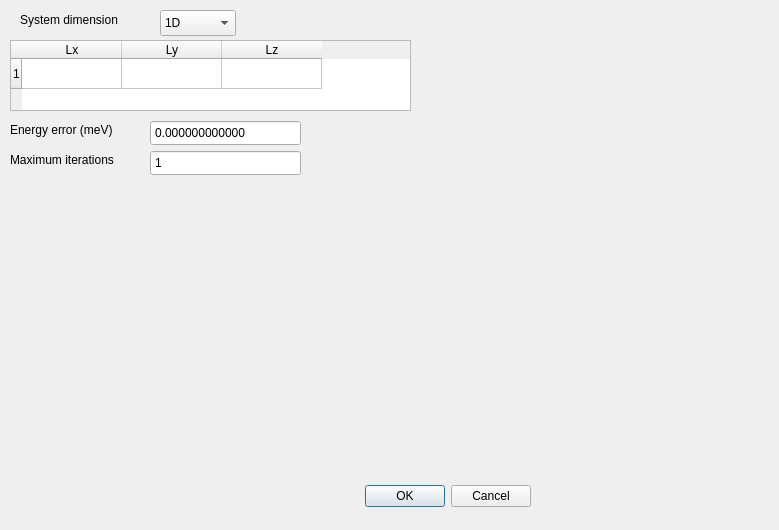
Qt form FaustSpin/FaustSpinGUI/faust_spin_parameters_dialog.ui (MadComputationalPhys2003/Progect_Gonchar) before a commit.
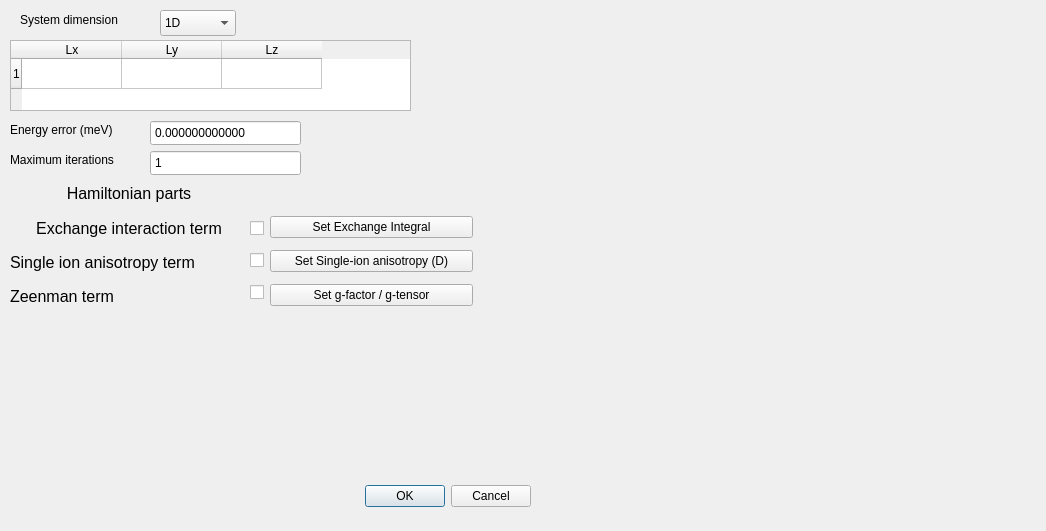
The same form after that commit.

```diff
--- a/FaustSpin/FaustSpinGUI/faust_spin_parameters_dialog.ui
+++ b/FaustSpin/FaustSpinGUI/faust_spin_parameters_dialog.ui
@@ -6,8 +6,8 @@
    <rect>
     <x>0</x>
     <y>0</y>
-    <width>779</width>
-    <height>530</height>
+    <width>1046</width>
+    <height>531</height>
    </rect>
   </property>
   <property name="windowTitle">
@@ -163,6 +163,112 @@
     <number>1000000000</number>
    </property>
   </widget>
+  <widget class="QWidget" name="">
+   <property name="geometry">
+    <rect>
+     <x>10</x>
+     <y>180</y>
+     <width>238</width>
+     <height>131</height>
+    </rect>
+   </property>
+   <layout class="QGridLayout" name="gridLayout">
+    <item row="0" column="0">
+     <widget class="QLabel" name="label_4">
+      <property name="text">
+       <string>&lt;html&gt;&lt;head/&gt;&lt;body&gt;&lt;p align=&quot;center&quot;&gt;&lt;span style=&quot; font-size:12pt;&quot;&gt;Hamiltonian parts&lt;/span&gt;&lt;/p&gt;&lt;/body&gt;&lt;/html&gt;</string>
+      </property>
+     </widget>
+    </item>
+    <item row="1" column="0">
+     <widget class="QLabel" name="label_6">
+      <property name="text">
+       <string>&lt;html&gt;&lt;head/&gt;&lt;body&gt;&lt;p align=&quot;center&quot;&gt;&lt;span style=&quot; font-size:12pt;&quot;&gt;Exchange interaction term&lt;/span&gt;&lt;/p&gt;&lt;/body&gt;&lt;/html&gt;</string>
+      </property>
+     </widget>
+    </item>
+    <item row="2" column="0">
+     <widget class="QLabel" name="label_5">
+      <property name="text">
+       <string>&lt;html&gt;&lt;head/&gt;&lt;body&gt;&lt;p&gt;&lt;span style=&quot; font-size:12pt;&quot;&gt;Single ion anisotropy term&lt;/span&gt;&lt;/p&gt;&lt;/body&gt;&lt;/html&gt;</string>
+      </property>
+     </widget>
+    </item>
+    <item row="3" column="0">
+     <widget class="QLabel" name="label_7">
+      <property name="text">
+       <string>&lt;html&gt;&lt;head/&gt;&lt;body&gt;&lt;p&gt;&lt;span style=&quot; font-size:12pt;&quot;&gt; Zeenman term&lt;/span&gt;&lt;/p&gt;&lt;/body&gt;&lt;/html&gt;</string>
+      </property>
+     </widget>
+    </item>
+   </layout>
+  </widget>
+  <widget class="QWidget" name="">
+   <property name="geometry">
+    <rect>
+     <x>250</x>
+     <y>210</y>
+     <width>20</width>
+     <height>101</height>
+    </rect>
+   </property>
+   <layout class="QGridLayout" name="gridLayout_2">
+    <item row="0" column="0">
+     <widget class="QCheckBox" name="checkBoxExchange">
+      <property name="text">
+       <string/>
+      </property>
+     </widget>
+    </item>
+    <item row="1" column="0">
+     <widget class="QCheckBox" name="checkBoxAnisotropy">
+      <property name="text">
+       <string/>
+      </property>
+     </widget>
+    </item>
+    <item row="2" column="0">
+     <widget class="QCheckBox" name="checkBoxZeenmam">
+      <property name="text">
+       <string/>
+      </property>
+     </widget>
+    </item>
+   </layout>
+  </widget>
+  <widget class="QWidget" name="">
+   <property name="geometry">
+    <rect>
+     <x>270</x>
+     <y>210</y>
+     <width>203</width>
+     <height>103</height>
+    </rect>
+   </property>
+   <layout class="QGridLayout" name="gridLayout_3">
+    <item row="0" column="0">
+     <widget class="QPushButton" name="setExchangeIntegralButton">
+      <property name="text">
+       <string>Set Exchange Integral</string>
+      </property>
+     </widget>
+    </item>
+    <item row="1" column="0">
+     <widget class="QPushButton" name="pushButtonAnisotropy">
+      <property name="text">
+       <string>Set Single-ion anisotropy (D)</string>
+      </property>
+     </widget>
+    </item>
+    <item row="2" column="0">
+     <widget class="QPushButton" name="pushButtonG">
+      <property name="text">
+       <string>Set g-factor / g-tensor</string>
+      </property>
+     </widget>
+    </item>
+   </layout>
+  </widget>
  </widget>
  <resources/>
  <connections>
```
